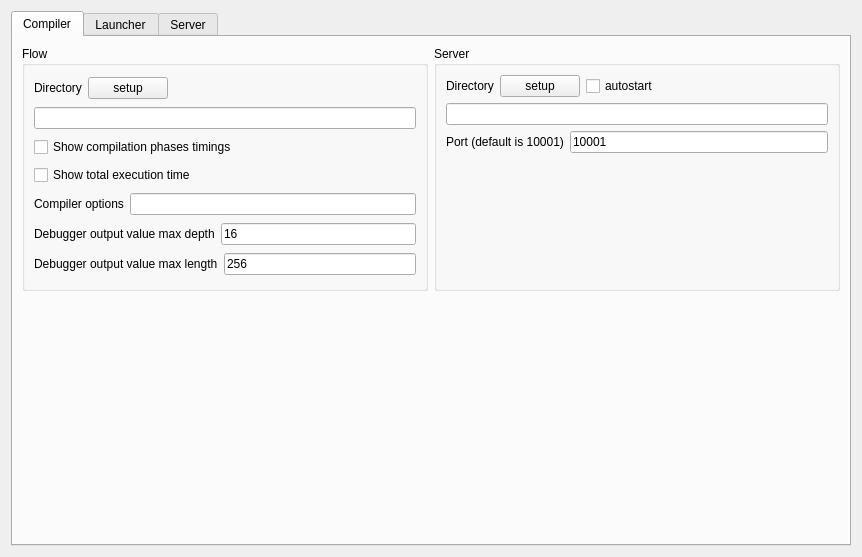
Before: the Qt Designer form resources/kate/flow/FlowConfig.ui in area9innovation/flow9, drawn with Qt 5.
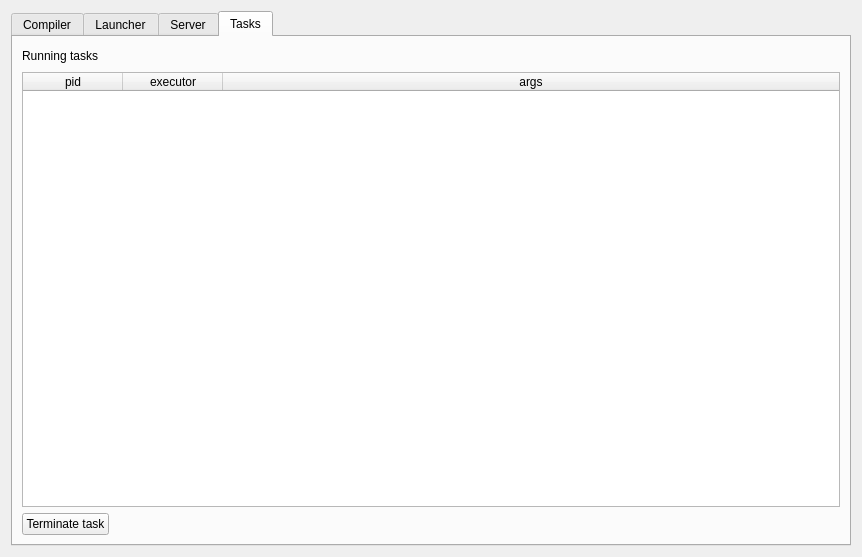
After: the same form once the commit is applied.

```diff
--- a/resources/kate/flow/FlowConfig.ui
+++ b/resources/kate/flow/FlowConfig.ui
@@ -14,7 +14,7 @@
    <item>
     <widget class="QTabWidget" name="tabWidget">
      <property name="currentIndex">
-      <number>0</number>
+      <number>3</number>
      </property>
      <widget class="QWidget" name="tab">
       <attribute name="title">
@@ -420,6 +420,86 @@
        </item>
       </layout>
      </widget>
+     <widget class="QWidget" name="tab_4">
+      <attribute name="title">
+       <string>Tasks</string>
+      </attribute>
+      <layout class="QVBoxLayout" name="verticalLayout_7">
+       <item>
+        <layout class="QHBoxLayout" name="horizontalLayout_7">
+         <item>
+          <widget class="QLabel" name="label_2">
+           <property name="text">
+            <string>Running tasks</string>
+           </property>
+          </widget>
+         </item>
+         <item>
+          <spacer name="horizontalSpacer_5">
+           <property name="orientation">
+            <enum>Qt::Horizontal</enum>
+           </property>
+           <property name="sizeHint" stdset="0">
+            <size>
+             <width>698</width>
+             <height>20</height>
+            </size>
+           </property>
+          </spacer>
+         </item>
+        </layout>
+       </item>
+       <item>
+        <widget class="QTableWidget" name="tasksTableWidget">
+         <attribute name="horizontalHeaderStretchLastSection">
+          <bool>true</bool>
+         </attribute>
+         <attribute name="verticalHeaderVisible">
+          <bool>false</bool>
+         </attribute>
+         <column>
+          <property name="text">
+           <string>pid</string>
+          </property>
+         </column>
+         <column>
+          <property name="text">
+           <string>executor</string>
+          </property>
+         </column>
+         <column>
+          <property name="text">
+           <string>args</string>
+          </property>
+         </column>
+        </widget>
+       </item>
+       <item>
+        <layout class="QHBoxLayout" name="horizontalLayout_8">
+         <item>
+          <widget class="QPushButton" name="terminateTaskButton">
+           <property name="text">
+            <string>Terminate task</string>
+           </property>
+          </widget>
+         </item>
+         <item>
+          <spacer name="horizontalSpacer_6">
+           <property name="orientation">
+            <enum>Qt::Horizontal</enum>
+           </property>
+           <property name="sizeHint" stdset="0">
+            <size>
+             <width>668</width>
+             <height>20</height>
+            </size>
+           </property>
+          </spacer>
+         </item>
+        </layout>
+       </item>
+      </layout>
+     </widget>
     </widget>
    </item>
   </layout>
```
Left out of the diff: 5 changed lines with no effect on the pictures.
